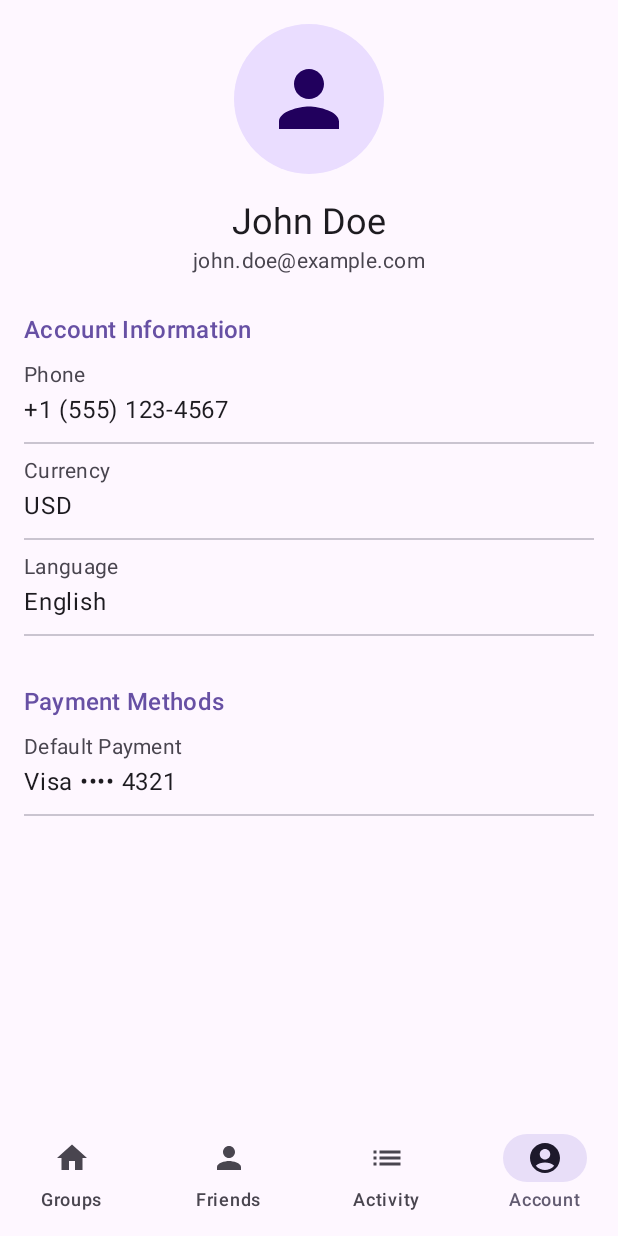
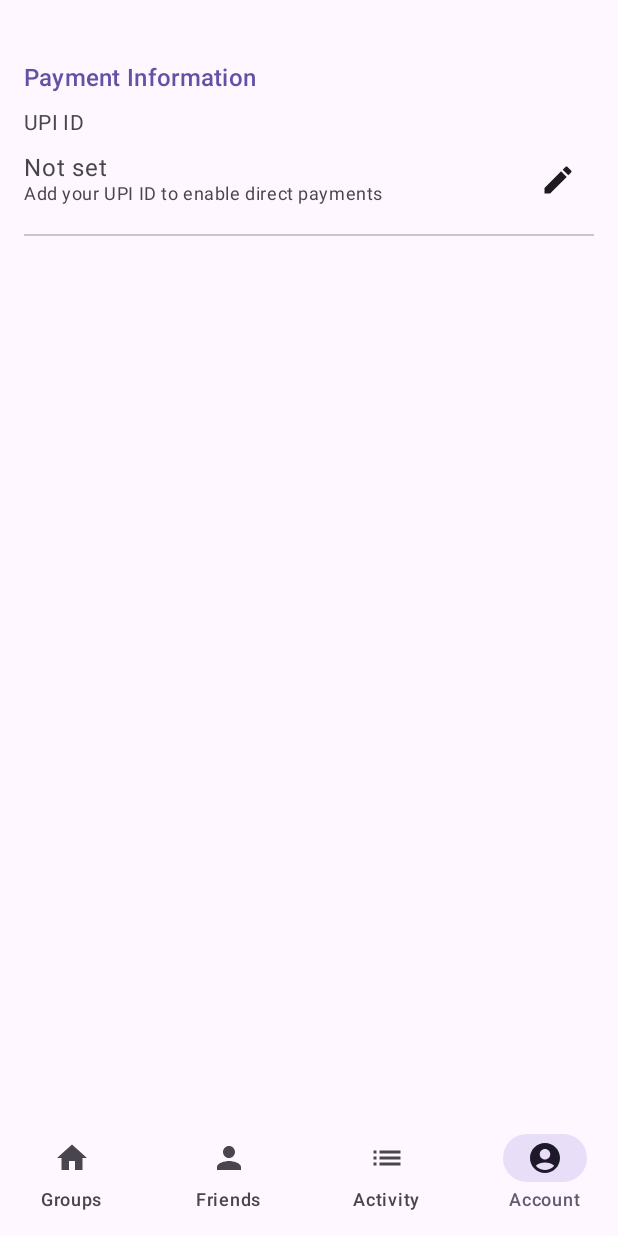
Before and after one commit to Himanshu-Singh-cpp/BestSplit, an Android app built with Jetpack Compose: the MyAccountScreen screen opened through its navigation route, on a phone screen of 412 x 824 dp. Run offline under Robolectric (Android 15) with nearby library versions, the phone set to English and light mode, and no system bars; our stand-ins replace Firebase (no records; nobody signed in at launch, a user with empty details on screens opened directly), Room's generated code.

Commit message:
Add linking to UPI IDs functionality

```diff
--- a/app/src/main/AndroidManifest.xml
+++ b/app/src/main/AndroidManifest.xml
@@ -1,6 +1,11 @@
 <?xml version="1.0" encoding="utf-8"?>
 <manifest xmlns:android="http://schemas.android.com/apk/res/android"
     xmlns:tools="http://schemas.android.com/tools">
+
+    <!-- Permission to query all installed packages to find UPI payment apps -->
+    <uses-permission
+        android:name="android.permission.QUERY_ALL_PACKAGES"
+        tools:ignore="QueryAllPackagesPermission" />
 
     <application
         android:name=".BestSplitApplication"
--- a/app/src/main/java/com/example/bestsplit/MyAccountScreen.kt
+++ b/app/src/main/java/com/example/bestsplit/MyAccountScreen.kt
@@ -10,55 +10,156 @@ import androidx.compose.foundation.layout.height
 import androidx.compose.foundation.layout.padding
 import androidx.compose.foundation.layout.size
 import androidx.compose.foundation.shape.CircleShape
+import androidx.compose.foundation.text.KeyboardOptions
 import androidx.compose.material.icons.Icons
+import androidx.compose.material.icons.filled.Edit
 import androidx.compose.material.icons.filled.Person
+import androidx.compose.material3.Button
 import androidx.compose.material3.Divider
 import androidx.compose.material3.Icon
+import androidx.compose.material3.IconButton
 import androidx.compose.material3.MaterialTheme
+import androidx.compose.material3.OutlinedTextField
 import androidx.compose.material3.Surface
 import androidx.compose.material3.Text
 import androidx.compose.runtime.Composable
+import androidx.compose.runtime.LaunchedEffect
+import androidx.compose.runtime.getValue
+import androidx.compose.runtime.mutableStateOf
+import androidx.compose.runtime.remember
+import androidx.compose.runtime.rememberCoroutineScope
+import androidx.compose.runtime.setValue
 import androidx.compose.ui.Alignment
 import androidx.compose.ui.Modifier
 import androidx.compose.ui.draw.clip
+import androidx.compose.ui.platform.LocalContext
+import androidx.compose.ui.text.input.KeyboardCapitalization
+import androidx.compose.ui.text.input.KeyboardType
 import androidx.compose.ui.tooling.preview.Preview
 import androidx.compose.ui.unit.dp
+import com.example.bestsplit.data.repository.UserRepository
 import com.example.bestsplit.ui.theme.BestSplitTheme
+import kotlinx.coroutines.launch
 
 @Composable
 fun MyAccountScreen(modifier: Modifier = Modifier) {
+    val context = LocalContext.current
+    val userRepository = remember { UserRepository() }
+    val coroutineScope = rememberCoroutineScope()
+
+    var userData by remember { mutableStateOf<UserRepository.User?>(null) }
+    var isEditing by remember { mutableStateOf(false) }
+    var upiId by remember { mutableStateOf("") }
+
+    LaunchedEffect(Unit) {
+        val currentUserId = userRepository.getCurrentUserId()
+        if (currentUserId.isNotEmpty()) {
+            userData = userRepository.getUserById(currentUserId)
+            upiId = userData?.upiId ?: ""
+        }
+    }
+
     Column(modifier = modifier.padding(16.dp)) {
         // User profile header
-        UserProfileHeader(
-            username = "John Doe",
-            email = "john.doe@example.com"
-        )
+        userData?.let {
+            UserProfileHeader(
+                username = it.name,
+                email = it.email
+            )
+        }
 
         Spacer(modifier = Modifier.height(24.dp))
 
-        // Account Information
+        // Payment Information
         Text(
-            text = "Account Information",
+            text = "Payment Information",
             style = MaterialTheme.typography.titleMedium,
             color = MaterialTheme.colorScheme.primary,
             modifier = Modifier.padding(bottom = 8.dp)
         )
 
-        AccountInfoItem(label = "Phone", value = "+1 (555) 123-4567")
-        AccountInfoItem(label = "Currency", value = "USD")
-        AccountInfoItem(label = "Language", value = "English")
+        // UPI ID Field
+        Column(modifier = Modifier.fillMaxWidth()) {
+            Text(
+                text = "UPI ID",
+                style = MaterialTheme.typography.bodyMedium,
+                color = MaterialTheme.colorScheme.onSurfaceVariant
+            )
+
+            if (isEditing) {
+                OutlinedTextField(
+                    value = upiId,
+                    onValueChange = { upiId = it },
+                    modifier = Modifier
+                        .fillMaxWidth()
+                        .padding(vertical = 4.dp),
+                    keyboardOptions = KeyboardOptions(
+                        capitalization = KeyboardCapitalization.None,
+                        keyboardType = KeyboardType.Email
+                    ),
+                    trailingIcon = {
+                        Button(onClick = {
+                            coroutineScope.launch {
+                                userData?.let {
+                                    val updatedUser = it.copy(upiId = upiId)
+                                    userRepository.saveUser(updatedUser)
+                                    userData = updatedUser
+                                }
+                                isEditing = false
+                            }
+                        }) {
+                            Text("Save")
+                        }
+                    },
+                    label = { Text("e.g. yourname@upi") },
+                    supportingText = { Text("Adding your UPI ID enables direct payment settlements") }
+                )
+            } else {
+                Box(
+                    modifier = Modifier
+                        .fillMaxWidth()
+                        .padding(vertical = 4.dp)
+                ) {
+                    Column(modifier = Modifier.align(Alignment.CenterStart)) {
+                        Text(
+                            text = upiId.ifEmpty { "Not set" },
+                            style = MaterialTheme.typography.bodyLarge,
+                            color = if (upiId.isEmpty()) MaterialTheme.colorScheme.onSurfaceVariant else MaterialTheme.colorScheme.onSurface
+                        )
+
+                        if (upiId.isNotEmpty()) {
+                            Text(
+                                text = "Others can pay you directly to settle expenses",
+                                style = MaterialTheme.typography.bodySmall,
+                                color = MaterialTheme.colorScheme.onSurfaceVariant
+                            )
+                        } else {
+                            Text(
+                                text = "Add your UPI ID to enable direct payments",
+                                style = MaterialTheme.typography.bodySmall,
+                                color = MaterialTheme.colorScheme.onSurfaceVariant
+                            )
+                        }
+                    }
+                    IconButton(
+                        onClick = { isEditing = true },
+                        modifier = Modifier.align(Alignment.CenterEnd)
+                    ) {
+                        Icon(
+                            imageVector = Icons.Default.Edit,
+                            contentDescription = "Edit UPI ID"
+                        )
+                    }
+                }
+            }
+
+            Divider(
+                modifier = Modifier.padding(vertical = 8.dp),
+                color = MaterialTheme.colorScheme.outlineVariant
+            )
+        }
 
         Spacer(modifier = Modifier.height(24.dp))
-
-        // Payment Methods
-        Text(
-            text = "Payment Methods",
-            style = MaterialTheme.typography.titleMedium,
-            color = MaterialTheme.colorScheme.primary,
-            modifier = Modifier.padding(bottom = 8.dp)
-        )
-
-        AccountInfoItem(label = "Default Payment", value = "Visa •••• 4321")
     }
 }
 
--- a/app/src/main/java/com/example/bestsplit/data/repository/AuthRepository.kt
+++ b/app/src/main/java/com/example/bestsplit/data/repository/AuthRepository.kt
@@ -87,7 +87,8 @@ class AuthRepository {
             val userData = hashMapOf(
                 "name" to (it.displayName ?: "User"),
                 "email" to (it.email ?: ""),
-                "photoUrl" to (it.photoUrl?.toString() ?: "")
+                "photoUrl" to (it.photoUrl?.toString() ?: ""),
+                "upiId" to null
             )
 
             Log.d("AuthRepository", "Saving user to Firestore: ${it.uid}, email: ${it.email}")
```
Also changed, not shown: app/src/main/java/com/example/bestsplit/AddSettlementDialog.kt (added, +516 -0 lines), app/src/main/java/com/example/bestsplit/data/repository/UserRepository.kt (+22 -2 lines).
